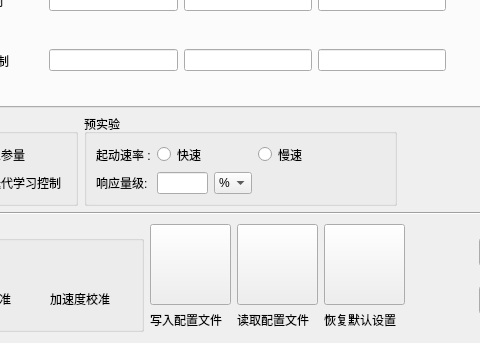
First picture: the form in control_param.ui, repository JJXiangJiaoJun/my_popwil, before the edit; both pictures show x 148 to 628 and y 211 to 554 of the 737 by 554 pixel window.
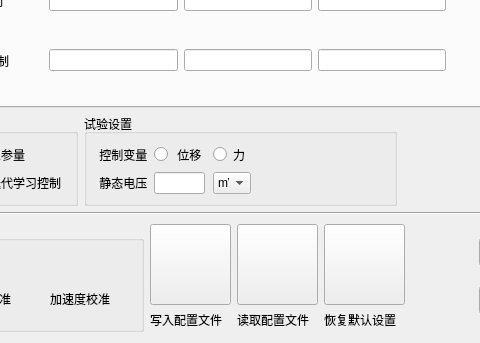
Second picture: the form after the edit. Icons and pictures are not drawn.

Commit message: add control_param

The edit to the form file:
```diff
--- a/control_param.ui
+++ b/control_param.ui
@@ -39,20 +39,20 @@
       </size>
      </property>
      <property name="title">
-      <string>预实验</string>
+      <string>试验设置</string>
      </property>
      <layout class="QGridLayout" name="gridLayout_8">
       <item row="1" column="0">
        <widget class="QLabel" name="activate">
         <property name="text">
-         <string>响应量级:</string>
+         <string> 静态电压</string>
         </property>
        </widget>
       </item>
       <item row="0" column="0">
        <widget class="QLabel" name="start_velociy">
         <property name="text">
-         <string>起动速率 :</string>
+         <string> 控制变量</string>
         </property>
        </widget>
       </item>
@@ -85,7 +85,7 @@
         </property>
         <item>
          <property name="text">
-          <string>%</string>
+          <string>mV</string>
          </property>
         </item>
        </widget>
@@ -106,21 +106,10 @@
         </property>
        </widget>
       </item>
-      <item row="0" column="3">
-       <widget class="QRadioButton" name="slow">
-        <property name="text">
-         <string>慢速</string>
-        </property>
-        <property name="icon">
-         <iconset resource="assets.qrc">
-          <normaloff>:/my_icon/Ressources/48/82.png</normaloff>:/my_icon/Ressources/48/82.png</iconset>
-        </property>
-       </widget>
-      </item>
       <item row="0" column="1">
        <widget class="QRadioButton" name="fast">
         <property name="text">
-         <string>快速</string>
+         <string> 位移</string>
         </property>
         <property name="icon">
          <iconset resource="assets.qrc">
@@ -128,6 +117,17 @@
         </property>
        </widget>
       </item>
+      <item row="0" column="2">
+       <widget class="QRadioButton" name="FVariable_RadioButton">
+        <property name="text">
+         <string>力</string>
+        </property>
+        <property name="icon">
+         <iconset resource="assets.qrc">
+          <normaloff>:/my_icon/Ressources/48/82.png</normaloff>:/my_icon/Ressources/48/82.png</iconset>
+        </property>
+       </widget>
+      </item>
      </layout>
     </widget>
    </item>
```
Left out of the diff: 4 changed lines with no effect on the pictures. The commit also changes 22 other files.
